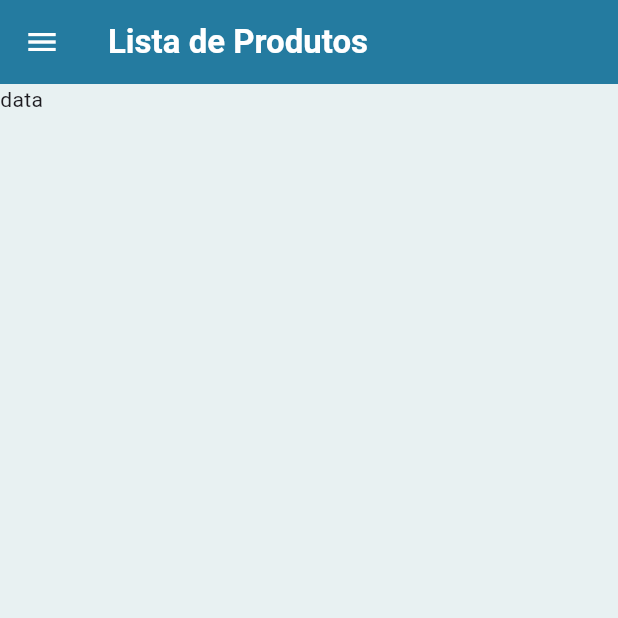
After one commit to Miguel-Luis-1/ArmazemProjectF, a Flutter app: the screen it shows after launch, in the side drawer, after a tap on "Lista de Produtos", on a phone screen of 412 x 824 dp, the top half of it. The commit adds this screen. Run offline on Flutter 3.47's test engine with Material 3 defaults, Android fonts, the phone set to English and light mode, and no system bars; our stand-ins replace flutter_modular, mobx; generated files the repository leaves out were written again.

Commit message:
Ajustes no modular
* Mudança pra uma versão mais conhecida(por min);
* Mudanças no código para se adequar a versão do modular;
* Remoção do componente do drawer(Esta na Basepage agora);
* Criação de um componente de base de pagina(BasePage)

```diff
--- a/lib/app/home/home_page.dart
+++ b/lib/app/home/home_page.dart
@@ -1,6 +1,4 @@
-// ignore_for_file: file_names
-
-import 'package:armazemf/app/widgets/drawer.dart';
+import 'package:armazemf/app/widgets/base_page.dart';
 import 'package:flutter/material.dart';
 
 class HomePage extends StatefulWidget {
@@ -13,26 +11,11 @@ class HomePage extends StatefulWidget {
 class _HomePageState extends State<HomePage> {
   @override
   Widget build(BuildContext context) {
-    return Scaffold(
-      backgroundColor: const Color(0xFFE8F1F2),
-      appBar: AppBar(
-        iconTheme: const IconThemeData(
-          color:Colors.white,
-        ),
-        backgroundColor: const Color(0xFF247BA0),
-        title: const Text('Lista de produtos',
-            style: TextStyle(
-              color: Colors.white,
-              fontWeight: FontWeight.bold,
-            ),
-            textDirection: TextDirection.ltr),
+    return const BasePage(
+      title: "Lista de Produtos",
+      body: Column(
+        children: [Text('data')],
       ),
-      drawer: const DrawerBase(),
-      body: const Column(children: [
-        Text(
-          'data',
-        ),
-      ]),
     );
   }
 }
--- /dev/null
+++ b/lib/app/widgets/base_page.dart
@@ -0,0 +1,82 @@
+import 'package:flutter/material.dart';
+import 'package:flutter_modular/flutter_modular.dart';
+
+class BasePage extends StatefulWidget {
+  final Widget body;
+  final String title;
+
+  const BasePage({
+    super.key,
+    required this.body,
+    required this.title,
+  });
+
+  @override
+  State<BasePage> createState() => _BasePageState();
+}
+
+class _BasePageState extends State<BasePage> {
+  @override
+  Widget build(BuildContext context) {
+    return Scaffold(
+      backgroundColor: const Color(0xFFE8F1F2),
+      appBar: AppBar(
+        iconTheme: const IconThemeData(
+          color: Colors.white,
+        ),
+        backgroundColor: const Color(0xFF247BA0),
+        title: Text(widget.title,
+            style: const TextStyle(
+              color: Colors.white,
+              fontWeight: FontWeight.bold,
+            ),
+            textDirection: TextDirection.ltr),
+      ),
+      drawer: Drawer(
+        child: ListView(
+          padding: EdgeInsets.zero,
+          children: <Widget>[
+            const DrawerHeader(
+              decoration: BoxDecoration(
+                color: Color(0xFF247BA0),
+              ),
+              child: Center(
+                child: Icon(
+                  Icons.inventory_outlined,
+                  color: Colors.white,
+                  size: 100,
+                ),
+              ),
+            ),
+            ListTile(
+              title: const Text('Lista de Produtos'),
+              leading: const Icon(Icons.list),
+              onTap: () {
+                if (Modular.to.path == '/') {
+                  Navigator.pop(context);
+                } else {
+                  Navigator.popAndPushNamed(context, '/');
+                }
+              },
+            ),
+            const Divider(),
+            ListTile(
+              title: const Text('Configurações'),
+              leading: const Icon(Icons.settings),
+              onTap: () {
+                if (Modular.to.path == '/config') {
+                  Navigator.pop(context);
+                } else {
+                  Navigator.popAndPushNamed(context, '/config');
+                }
+              },
+            ),
+          ],
+        ),
+      ),
+      body: widget.body,
+    );
+  }
+}
+
+mixin contextDrawer {}
--- a/lib/main.dart
+++ b/lib/main.dart
@@ -15,7 +15,8 @@ class AppWidget extends StatelessWidget {
       debugShowCheckedModeBanner: false,
       title: 'Armazem Project',
       theme:  ThemeData.light(),
-      routerConfig: Modular.routerConfig,
+      routerDelegate: Modular.routerDelegate,
+      routeInformationParser: Modular.routeInformationParser,
     ); //added by extension
   }
 }
--- a/pubspec.yaml
+++ b/pubspec.yaml
@@ -13,7 +13,7 @@ dependencies:
   cupertino_icons: ^1.0.6
   flutter_mobx: ^2.0.6+1
   mobx: ^2.0.7+2
-  flutter_modular: ^6.3.3
+  flutter_modular: ^5.0.3
 
 dev_dependencies:
   build_runner: ^2.1.11
```
Also changed, not shown: lib/app/modules/app_modue.dart (+8 -8 lines), lib/app/pages/configuracoes_page.dart (+7 -20 lines), lib/app/widgets/drawer.dart (deleted, +0 -56 lines), pubspec.lock.
